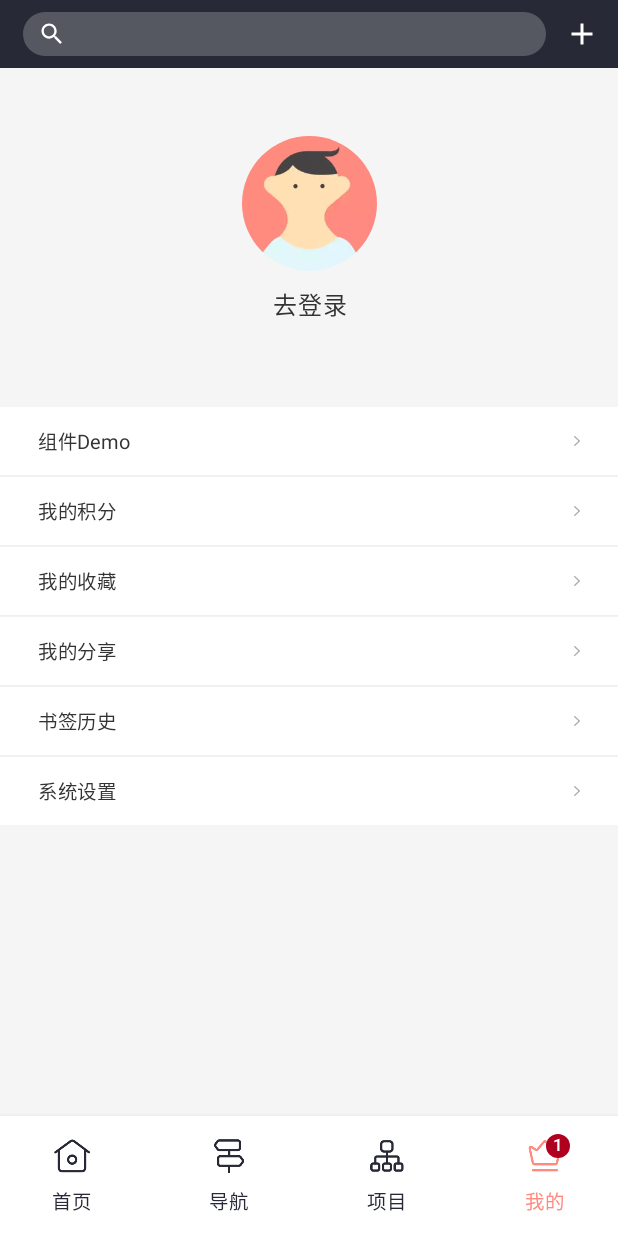
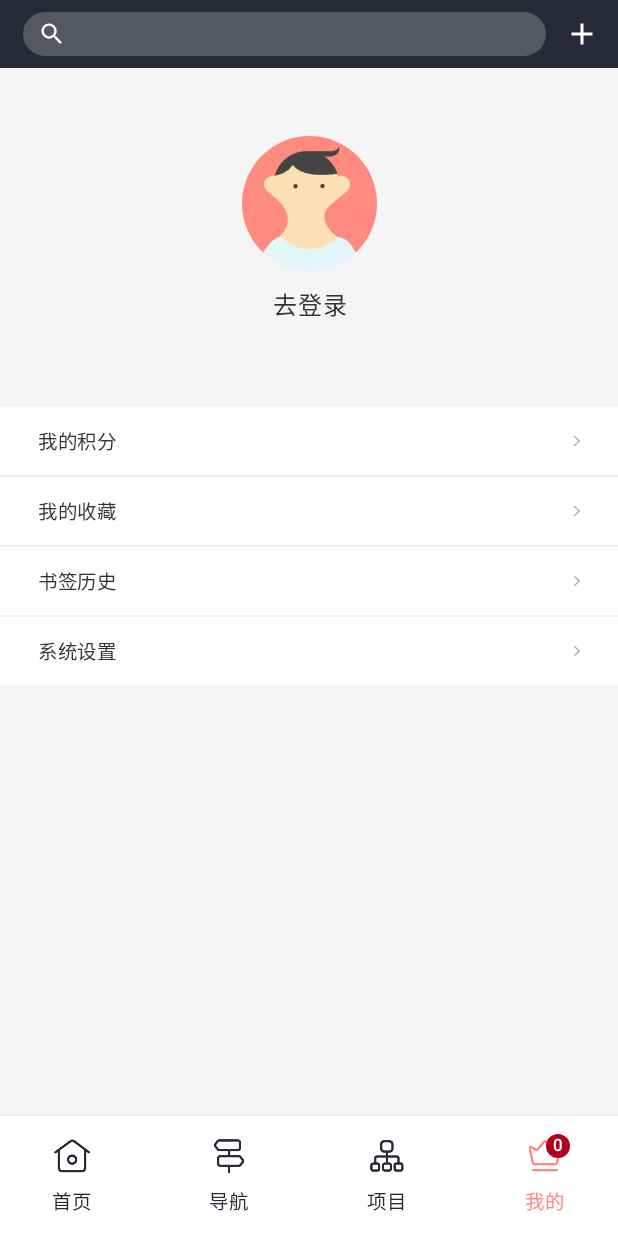
Before and after one commit to Boxing01/fragmject-main, an Android app built with Jetpack Compose: the screen it shows after launch (WanActivity), item 4 of the bottom bar chosen, on a phone screen of 412 x 824 dp. Run offline under Robolectric (Android 15) with nearby library versions, the phone set to English and light mode, and no system bars; our stand-ins replace Room's generated code; libraries missing offline, so code that uses them is left out: coil.decode; pictures from the network do not load; 5 statements that could not run were skipped.

Commit message:
删除部分功能“

```diff
--- a/app/src/main/java/com/lhm/project/ui/main/MainScreen.kt
+++ b/app/src/main/java/com/lhm/project/ui/main/MainScreen.kt
@@ -237,7 +237,7 @@ fun BottomNavigation(
                         badge = {
                             if ("我的" == item.label) {
                                 Badge {
-                                    val badgeNumber = "1"
+                                    val badgeNumber = "0"
                                     Text(
                                         badgeNumber,
                                         modifier = Modifier.semantics {
--- a/app/src/main/java/com/lhm/project/ui/main/my/MyScreen.kt
+++ b/app/src/main/java/com/lhm/project/ui/main/my/MyScreen.kt
@@ -87,14 +87,14 @@ fun MyScreen(
             textAlign = TextAlign.Center
         )
         Spacer(Modifier.height(45.dp))
-        ArrowRightItem("组件Demo") { onNavigateToDemo() }
-        HorizontalDivider()
+//        ArrowRightItem("组件Demo") { onNavigateToDemo() }
+//        HorizontalDivider()
         ArrowRightItem("我的积分") { onNavigateToMyCoin() }
         HorizontalDivider()
         ArrowRightItem("我的收藏") { onNavigateToMyCollect() }
         HorizontalDivider()
-        ArrowRightItem("我的分享") { onNavigateToMyShare() }
-        HorizontalDivider()
+//        ArrowRightItem("我的分享") { onNavigateToMyShare() }
+//        HorizontalDivider()
         ArrowRightItem("书签历史") { onNavigateToBookmarkHistory() }
         HorizontalDivider()
         ArrowRightItem("系统设置") { onNavigateToSetting() }
```
Also changed, not shown: app/src/main/java/com/lhm/project/ui/setting/SettingScreen.kt (+61 -61 lines), 1 other file.
